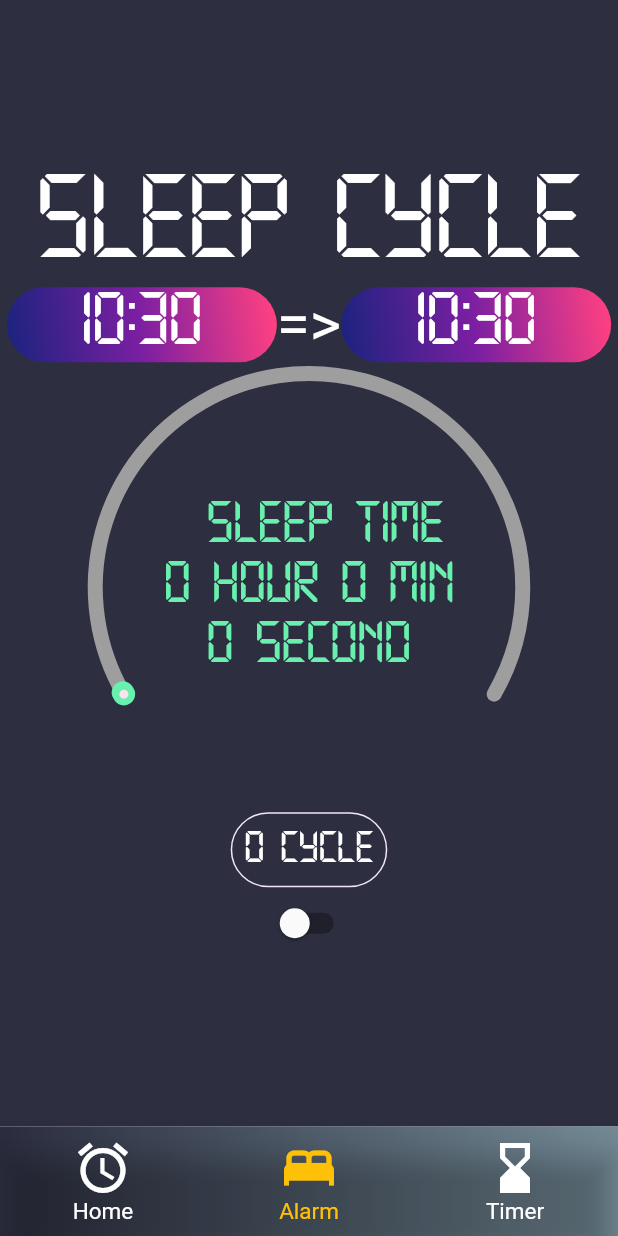
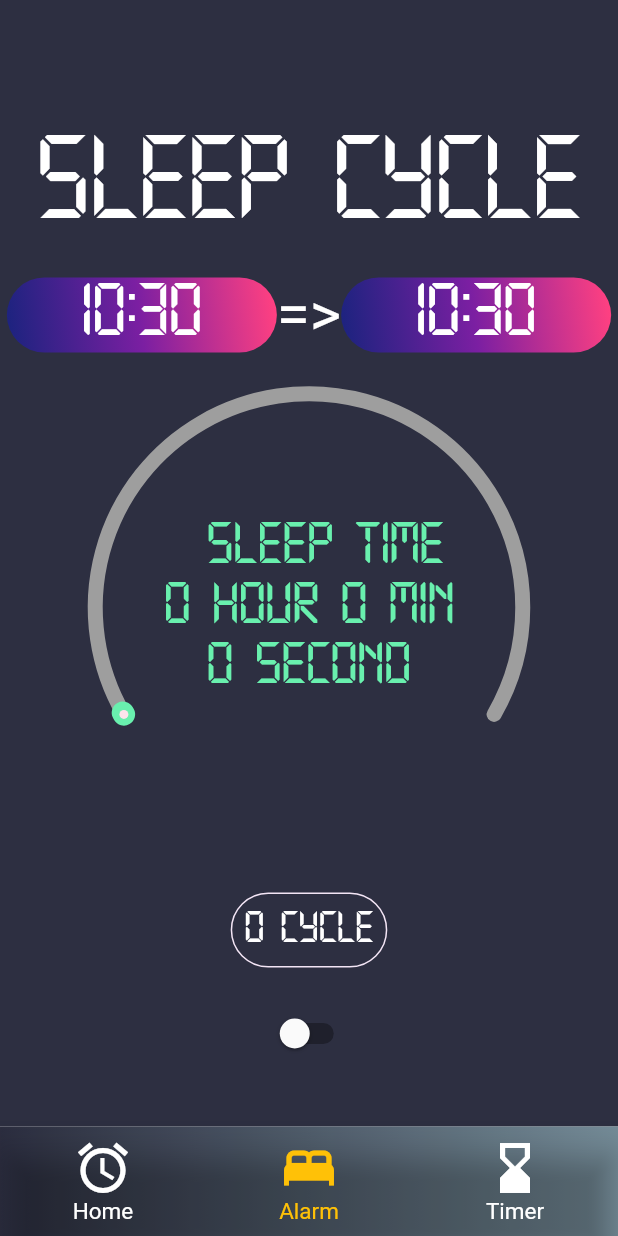
Before and after one commit to PoonwannadoCoding/Planner-app, a Flutter app: the screen it shows after launch, item 2 of the bottom bar chosen, on a phone screen of 412 x 824 dp. Run offline on Flutter 3.47's test engine with Material 2 defaults, Android fonts, the phone set to English and light mode, and no system bars; drawn by our look-alikes of sleek_circular_slider; our stand-ins replace audioplayers, calendar_timeline, numberpicker, percent_indicator; missing offline and left inert: clock_loader, slide_digital_clock.

Commit message:
finish the prototype

```diff
--- a/lib/alarm.dart
+++ b/lib/alarm.dart
@@ -2,6 +2,9 @@ import 'package:flutter/cupertino.dart';
 import 'package:flutter/material.dart';
 import 'dart:async';
 import 'package:sleek_circular_slider/sleek_circular_slider.dart';
+import 'package:percent_indicator/percent_indicator.dart';
+import 'package:audioplayers/audioplayers.dart';
+
 class AlarmScreen extends StatefulWidget {
   const AlarmScreen({Key? key}) : super(key: key);
   // Timer? countdownTimer;
@@ -12,8 +15,10 @@ class AlarmScreen extends StatefulWidget {
 
 
 class alarmScreenState extends State<AlarmScreen>{
+  static double percents = 0;
   bool isSwitched =false;
   Timer? countdownTimer;
+  Timer? timer;
   String current_hour = DateTime.now().hour.toString();
   String current_min = DateTime.now().minute.toString();
   double record_mins = 0;
@@ -26,35 +31,52 @@ class alarmScreenState extends State<AlarmScreen>{
   static int awake_mm = 0;
   static int awake_ss = 0;
   Duration count_down_duration = Duration(hours: hh, minutes: mm, seconds: awake_ss);
-
+  int rec_sec = 0;
+  int current_sec = 0;
 
 
   int countcycle(){
-    if (record_mins~/60 > 1){
-      return (record_mins~/60)-1;
-    } else {
-      return (record_mins~/60);
-    }
 
+    return (record_mins~/90);
+  }
+
+  void runBar(){
+    timer = Timer.periodic(Duration(seconds: 1), (_) {
+
+      setState(() {
+        if (current_sec < rec_sec){
+          current_sec += 1;
+          percents = current_sec/rec_sec;
+        } else {
+          current_sec = 0;
+          resetTimer();
+          isSwitched =false;
+          percents = 0;
+        }
+      });
+
+    });
+  }
+  void dostuff(){
+    percents += 0.01;
+    print(rec_sec);
   }
 
   void initState(){
     current_time = "$current_hour:$current_min";
-    Timer.periodic(Duration(seconds: 1), (timer) {
+
+    Timer.periodic(const Duration(seconds: 1), (timer) {
       setState(() {
-        String update_hour = DateTime.now().hour.toString();
-        String update_min = DateTime.now().minute.toString();
-        current_time = "$update_hour:$update_min";
+        String updateHour = DateTime.now().hour.toString();
+        String updateMin = DateTime.now().minute.toString();
+        current_time = "$updateHour:$updateMin";
       });
     }
     );
     super.initState();
   }
 
-
-
   void startTimer(){
-
     countdownTimer = Timer.periodic(const Duration(seconds: 1), (_) => setContDown());
   }
 
@@ -74,16 +96,16 @@ class alarmScreenState extends State<AlarmScreen>{
   void setContDown(){
     final reduceSecondsBy = 1;
     setState(() {
-      final seconds = count_down_duration.inSeconds - reduceSecondsBy;
+      int seconds = count_down_duration.inSeconds - reduceSecondsBy;
       if (count_down_duration.inSeconds == 0){
         stopTimer();
+        final player = AudioPlayer();
+        player.play(AssetSource('alarm1.mp3'));
       } else {
         count_down_duration = Duration(seconds: seconds);
       }
     });
   }
-
-
 
 
   @override
@@ -94,10 +116,10 @@ class alarmScreenState extends State<AlarmScreen>{
 
       body: Center(
         child: Column(
-          mainAxisAlignment: MainAxisAlignment.center,
-          crossAxisAlignment: CrossAxisAlignment.center,
+
           children: [
             Container(
+              margin: const EdgeInsets.only(top: 85),
               child: const Text("SLEEP CYCLE",
               style: TextStyle(
                 color: Colors.white,
@@ -107,6 +129,7 @@ class alarmScreenState extends State<AlarmScreen>{
               ),
             ),
             Container(
+              margin: const EdgeInsets.only(top: 20),
               child: Row(
                 mainAxisAlignment: MainAxisAlignment.center,
                 crossAxisAlignment: CrossAxisAlignment.center,
@@ -184,7 +207,9 @@ class alarmScreenState extends State<AlarmScreen>{
             ),
 
             Container(
-              child: SleekCircularSlider(
+              margin: const EdgeInsets.only(top: 20),
+              child: isSwitched == false?
+              SleekCircularSlider(
                 appearance: CircularSliderAppearance(
                     size: 300,
                     customColors: CustomSliderColors(
@@ -213,7 +238,6 @@ class alarmScreenState extends State<AlarmScreen>{
                         mm = (record_mins % 60).toInt();
 
                         count_down_duration = Duration(hours: hh, minutes: mm, seconds: 0);
-
                         return "\t\tSleep time\n${count_down_duration.inHours} hour ${count_down_duration.inMinutes%60} min\n \t${count_down_duration.inSeconds%60} Second";
                       }
                     ),
@@ -240,15 +264,28 @@ class alarmScreenState extends State<AlarmScreen>{
                     } else {
                       awake_min = (awake_min + record_mins%60 - 60).toInt();
                     }
-
-
                   });
                 },
 
+              ):
+              CircularPercentIndicator(
+                radius: 150,
+                lineWidth: 10,
+                progressColor: Colors.orange.shade700,
+                percent: percents,
+                center: Text("\t\tSleep time\n${count_down_duration.inHours} hour ${count_down_duration.inMinutes%60} min\n \t${count_down_duration.inSeconds%60} Second",
+                style: const TextStyle(
+                  fontSize: 40,
+                  fontFamily: 'Technology',
+                  color: Colors.white
+                ),),
               ),
+
             ),
 
             Container(
+              margin: const EdgeInsets.only(top: 40),
+
               decoration: BoxDecoration(
                 color: Color(0xFF2D2F41),
 
@@ -291,6 +328,7 @@ class alarmScreenState extends State<AlarmScreen>{
             ),
 
             Container(
+              margin: const EdgeInsets.only(top: 20),
               child: Switch(
                 value: isSwitched,
                 onChanged: (bool value) {
@@ -299,13 +337,20 @@ class alarmScreenState extends State<AlarmScreen>{
                     int h = record_mins~/60;
                     int m = (record_mins%60).toInt();
                     count_down_duration = Duration(hours: h, minutes: m);
-                    startTimer();
+                    if(value == true){
+                      startTimer();
+                      rec_sec = count_down_duration.inSeconds;
+                      print(rec_sec);
+                      runBar();
+                    } else {
+                      resetTimer();
+                    }
+
                   });
                 },
                 activeTrackColor: Colors.orangeAccent,
                 activeColor: Colors.white,
               ),
-
             )
 
           ],
```
